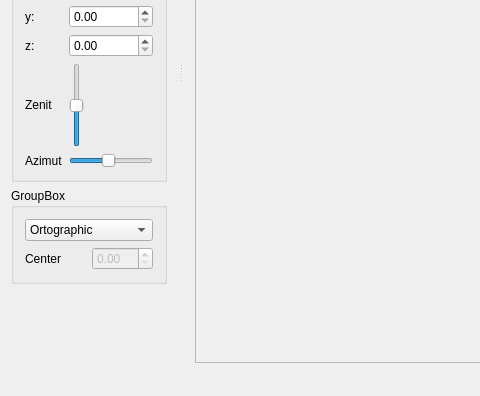
Above: src/ThreeDViewer.ui from TimurKr/DigitalElevationModel before the change; both pictures show x 0 to 480 and y 267 to 663 of the 818 by 663 pixel window. Below: the same form after it.
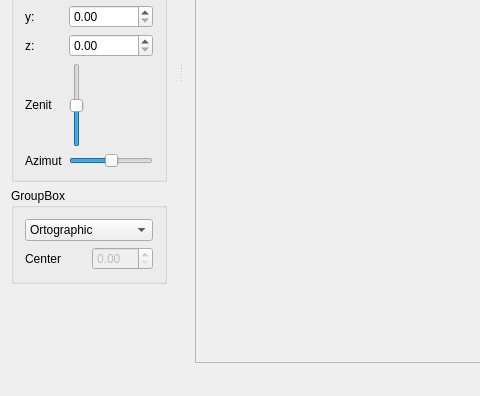
That is the form after the change.

```diff
--- a/src/ThreeDViewer.ui
+++ b/src/ThreeDViewer.ui
@@ -127,7 +127,7 @@
         <item row="4" column="1">
          <widget class="QSlider" name="camera_azimut">
           <property name="maximum">
-           <number>390</number>
+           <number>360</number>
           </property>
           <property name="singleStep">
            <number>1</number>
```
Left out of the diff: 17 changed lines with no effect on the pictures.
